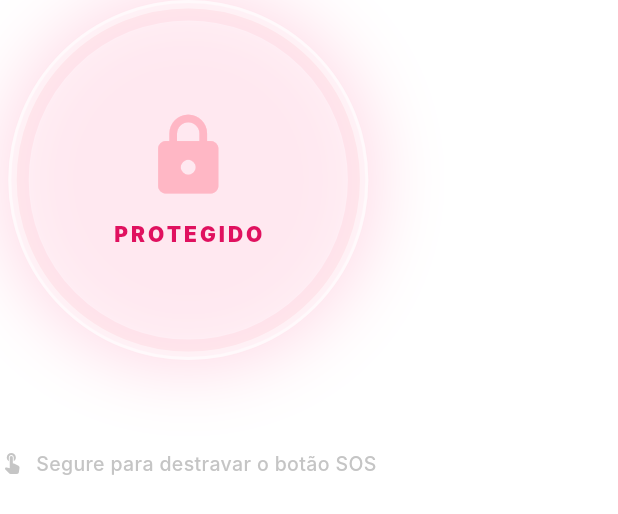
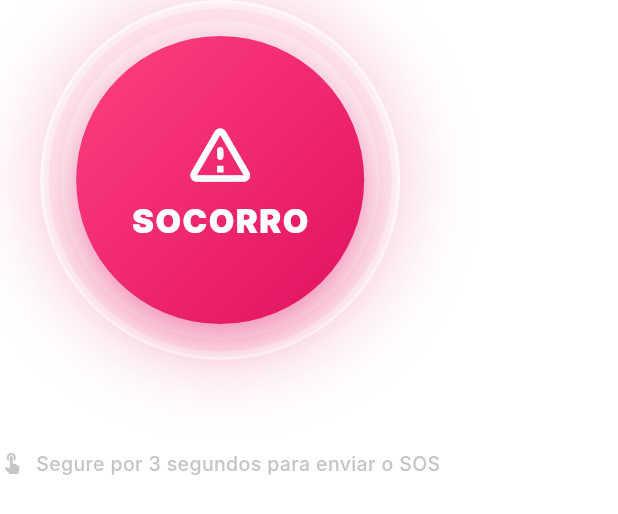
Before and after one commit to gaius007/voz-segura-app, a Flutter app: the SecureSOSButton widget shown alone on an empty page, opened directly, on a phone screen of 412 x 824 dp. Shown: the top 514 px of the screen. Run offline on Flutter 3.47's test engine with Material 3 defaults, Android fonts, the phone set to English and light mode, and no system bars; our stand-ins replace cloud_firestore, firebase_auth, firebase_core, flutter_map, geolocator, image_picker and 4 more; accounts and stored records are empty; generated files the repository leaves out were written again; Roboto replaces fonts that are missing (Inter).

Commit message:
refactor: simplifica fluxo do SOS para apenas WhatsApp & altera botão de ativação para pressionamento contínuo

```diff
--- a/lib/src/core/config/app_config.dart
+++ b/lib/src/core/config/app_config.dart
@@ -193,11 +193,4 @@ class AppConfig {
   // Timeout para obter QR Code / pairing code de vinculação
   // (o backend pode levar ~12s gerando o pairing code com retries internos)
   static const Duration qrCodeTimeout = Duration(seconds: 30);
-
-  // Configuração da API Brevo para envio automático de e-mail de emergência em background
-  static const String brevoApiKey =
-      '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';
-  static const String brevoSenderEmail = 'c.oliveirap2005@gmail.com';
-  static const String brevoSenderName = 'Voz Segura SOS';
-  static const String brevoEndpoint = 'https://api.brevo.com/v3/smtp/email';
 }
--- a/lib/src/features/sos/data/evolution_api_service.dart
+++ b/lib/src/features/sos/data/evolution_api_service.dart
@@ -109,14 +109,14 @@ class EvolutionApiService {
 
   // Solicita o Código de Pareamento de 8 caracteres ao backend proxy
   // Retorna a string do código de pareamento (ex: "ABCD-EFGH"), ou null em caso de erro
-  Future<String?> fetchPairingCode(String userId, {bool removeNinthDigit = false}) async {
+  Future<String?> fetchPairingCode(String userId) async {
     final token = await _getAuthToken();
     if (token == null) return null;
 
     try {
-      debugPrint('EvolutionAPI: Solicitando Código de Pareamento (removeNinthDigit: $removeNinthDigit)...');
+      debugPrint('EvolutionAPI: Solicitando Código de Pareamento...');
       final response = await _requestWithRediscovery(() => http.get(
-        Uri.parse('${AppConfig.evolutionBackendUrl}/whatsapp/pairing-code?uid=$userId&removeNinthDigit=$removeNinthDigit'),
+        Uri.parse('${AppConfig.evolutionBackendUrl}/whatsapp/pairing-code?uid=$userId'),
         headers: {
           'Authorization': 'Bearer $token',
         },
--- a/lib/src/features/sos/presentation/widgets/secure_sos_button.dart
+++ b/lib/src/features/sos/presentation/widgets/secure_sos_button.dart
@@ -1,8 +1,14 @@
 import 'package:flutter/material.dart';
+import 'package:flutter/services.dart';
 import 'package:provider/provider.dart';
 import '../sos_notifier.dart';
 import 'package:voz_segura_app/src/core/theme/app_theme.dart';
 import 'package:voz_segura_app/src/features/map/presentation/manager/panic_alert_notifier.dart';
+
+// Fases do botão: parado, segurando (anel de progresso) e enviando.
+// Segurar por 3 segundos dispara o SOS direto — sem confirmação adicional,
+// pois em emergência cada segundo importa. Soltar antes cancela.
+enum _SosPhase { idle, holding, dispatching }
 
 class SecureSOSButton extends StatefulWidget {
   const SecureSOSButton({super.key});
@@ -13,8 +19,7 @@ class SecureSOSButton extends StatefulWidget {
 
 class _SecureSOSButtonState extends State<SecureSOSButton> with SingleTickerProviderStateMixin {
   late AnimationController _controller;
-  bool _isHolding = false;
-  bool _isUnlocked = false;
+  _SosPhase _phase = _SosPhase.idle;
 
   @override
   void initState() {
@@ -23,8 +28,9 @@ class _SecureSOSButtonState extends State<SecureSOSButton> with SingleTickerProv
       vsync: this,
       duration: const Duration(seconds: 3),
     )..addStatusListener((status) {
+        // reverse() termina em dismissed, então só o forward completo dispara
         if (status == AnimationStatus.completed) {
-          setState(() => _isUnlocked = true);
+          _fire();
         }
       });
   }
@@ -35,15 +41,36 @@ class _SecureSOSButtonState extends State<SecureSOSButton> with SingleTickerProv
     super.dispose();
   }
 
+  Future<void> _fire() async {
+    if (_phase == _SosPhase.dispatching) return;
+    final sos = context.read<SOSNotifier>();
+    if (sos.isSending) return;
+
+    setState(() => _phase = _SosPhase.dispatching);
+    HapticFeedback.heavyImpact();
+
+    // Notifica contatos (WhatsApp) E registra o alerta no mapa.
+    context.read<PanicAlertNotifier>().createAlert();
+    await sos.sendSOSAlert(context);
+
+    if (mounted) {
+      _controller.reset();
+      // Botão re-trava após o envio: novo disparo exige segurar 3s de novo
+      setState(() => _phase = _SosPhase.idle);
+    }
+  }
+
   void _onHoldStart(LongPressStartDetails details) {
-    if (_isUnlocked) return;
-    setState(() => _isHolding = true);
+    if (_phase == _SosPhase.dispatching) return;
+    if (context.read<SOSNotifier>().isSending) return;
+    HapticFeedback.selectionClick();
+    setState(() => _phase = _SosPhase.holding);
     _controller.forward();
   }
 
   void _onHoldEnd(LongPressEndDetails details) {
-    if (_isUnlocked) return;
-    setState(() => _isHolding = false);
+    if (_phase != _SosPhase.holding) return;
+    setState(() => _phase = _SosPhase.idle);
     _controller.reverse();
   }
 
@@ -62,12 +89,7 @@ class _SecureSOSButtonState extends State<SecureSOSButton> with SingleTickerProv
             animation: _controller,
             // O botão interno não depende de _controller.value; é passado como `child`
             // para ser construído uma única vez por build, e não a cada frame da animação.
-            child: AnimatedSwitcher(
-              duration: const Duration(milliseconds: 500),
-              child: _isUnlocked
-                  ? _buildSOSReal(sos, buttonSize)
-                  : _buildTrava(buttonSize),
-            ),
+            child: _buildInnerButton(sos, buttonSize),
             builder: (context, child) {
               double scale = 1.0 + (_controller.value * 0.05);
               return Transform.scale(
@@ -80,8 +102,8 @@ class _SecureSOSButtonState extends State<SecureSOSButton> with SingleTickerProv
                     color: Colors.white.withOpacity(0.4),
                     boxShadow: [
                       BoxShadow(
-                        color: (_isUnlocked ? AppColors.ruby : AppColors.primary)
-                            .withOpacity(0.2 + (_controller.value * 0.2)),
+                        color: AppColors.ruby
+                            .withOpacity(0.2 + (_controller.value * 0.25)),
                         blurRadius: 40,
                         spreadRadius: 5,
                       ),
@@ -94,7 +116,7 @@ class _SecureSOSButtonState extends State<SecureSOSButton> with SingleTickerProv
                   child: Stack(
                     alignment: Alignment.center,
                     children: [
-                      // Progress Ring
+                      // Anel de progresso dos 3 segundos
                       SizedBox(
                         width: buttonSize * 0.92,
                         height: buttonSize * 0.92,
@@ -103,13 +125,11 @@ class _SecureSOSButtonState extends State<SecureSOSButton> with SingleTickerProv
                           strokeWidth: 8,
                           backgroundColor: AppColors.rose.withOpacity(0.2),
                           strokeCap: StrokeCap.round,
-                          valueColor: AlwaysStoppedAnimation<Color>(
-                            _isUnlocked ? Colors.transparent : AppColors.primary,
-                          ),
+                          valueColor: const AlwaysStoppedAnimation<Color>(AppColors.ruby),
                         ),
                       ),
 
-                      // Inner Button (reutilizado a cada frame da animação)
+                      // Botão interno (reutilizado a cada frame da animação)
                       child!,
                     ],
                   ),
@@ -139,19 +159,13 @@ class _SecureSOSButtonState extends State<SecureSOSButton> with SingleTickerProv
               : const SizedBox.shrink(),
         ),
 
-        if (!_isUnlocked && !sos.isSending)
+        // Instrução dinâmica conforme a fase
+        if (!sos.isSending)
           Padding(
             padding: const EdgeInsets.only(top: 20),
-            child: Row(
-              mainAxisSize: MainAxisSize.min,
-              children: [
-                Icon(Icons.touch_app_rounded, size: 16, color: AppColors.textLight.withOpacity(0.6)),
-                const SizedBox(width: 8),
-                Text(
-                  "Segure para destravar o botão SOS",
-                  style: TextStyle(color: AppColors.textLight.withOpacity(0.6), fontSize: 13, fontWeight: FontWeight.w500),
-                ),
-              ],
+            child: AnimatedBuilder(
+              animation: _controller,
+              builder: (context, _) => _buildHint(),
             ),
           ),
 
@@ -200,44 +214,62 @@ class _SecureSOSButtonState extends State<SecureSOSButton> with SingleTickerProv
     );
   }
 
-  Widget _buildTrava(double size) {
-    return Column(
-      key: const ValueKey('trava'),
-      mainAxisAlignment: MainAxisAlignment.center,
+  Widget _buildHint() {
+    switch (_phase) {
+      case _SosPhase.holding:
+        final remaining = (3 * (1 - _controller.value)).ceil();
+        return Row(
+          mainAxisSize: MainAxisSize.min,
           children: [
-        Icon(
-          _isHolding ? Icons.lock_open_rounded : Icons.lock_rounded,
-          size: 60,
-          color: _isHolding ? AppColors.primary : AppColors.rose,
-        ),
-        const SizedBox(height: 12),
+            const Icon(Icons.timer_rounded, size: 16, color: AppColors.ruby),
+            const SizedBox(width: 8),
             Text(
-          _isHolding ? "DESTRAVANDO" : "PROTEGIDO",
+              "Continue segurando... ${remaining}s",
               style: const TextStyle(
                 color: AppColors.ruby,
-            fontWeight: FontWeight.w900,
-            fontSize: 14,
-            letterSpacing: 2,
+                fontSize: 13,
+                fontWeight: FontWeight.bold,
               ),
             ),
           ],
         );
+      case _SosPhase.dispatching:
+        return Row(
+          mainAxisSize: MainAxisSize.min,
+          children: [
+            const SizedBox(
+              width: 14,
+              height: 14,
+              child: CircularProgressIndicator(strokeWidth: 2, color: AppColors.ruby),
+            ),
+            const SizedBox(width: 8),
+            Text(
+              "Enviando alerta...",
+              style: TextStyle(
+                color: AppColors.ruby.withOpacity(0.8),
+                fontSize: 13,
+                fontWeight: FontWeight.w600,
+              ),
+            ),
+          ],
+        );
+      case _SosPhase.idle:
+        return Row(
+          mainAxisSize: MainAxisSize.min,
+          children: [
+            Icon(Icons.touch_app_rounded, size: 16, color: AppColors.textLight.withOpacity(0.6)),
+            const SizedBox(width: 8),
+            Text(
+              "Segure por 3 segundos para enviar o SOS",
+              style: TextStyle(color: AppColors.textLight.withOpacity(0.6), fontSize: 13, fontWeight: FontWeight.w500),
+            ),
+          ],
+        );
+    }
   }
 
-  Widget _buildSOSReal(SOSNotifier sos, double size) {
-    return Material(
-      key: const ValueKey('sos'),
-      color: Colors.transparent,
-      child: InkWell(
-        onTap: sos.isSending
-            ? null
-            : () {
-                // Notifica contatos (WhatsApp/SMS/e-mail) E registra o alerta no mapa.
-                sos.sendSOSAlert(context);
-                context.read<PanicAlertNotifier>().createAlert();
-              },
-        borderRadius: BorderRadius.circular(size),
-        child: Container(
+  Widget _buildInnerButton(SOSNotifier sos, double size) {
+    return Container(
       width: size * 0.8,
       height: size * 0.8,
       decoration: BoxDecoration(
@@ -280,8 +312,6 @@ class _SecureSOSButtonState extends State<SecureSOSButton> with SingleTickerProv
             ),
         ],
       ),
-        ),
-      ),
     );
   }
 }
```
Also changed, not shown: lib/src/features/sos/data/repositories/sos_sender_repository_impl.dart (+5 -154 lines), lib/src/features/sos/domain/repositories/sos_sender_repository.dart (+3 -5 lines), lib/src/features/sos/domain/usecases/send_sos_alert.dart (+4 -6 lines), lib/src/features/sos/presentation/home_page.dart (+6 -70 lines). Lines whose indentation alone changed are shown as unchanged.
